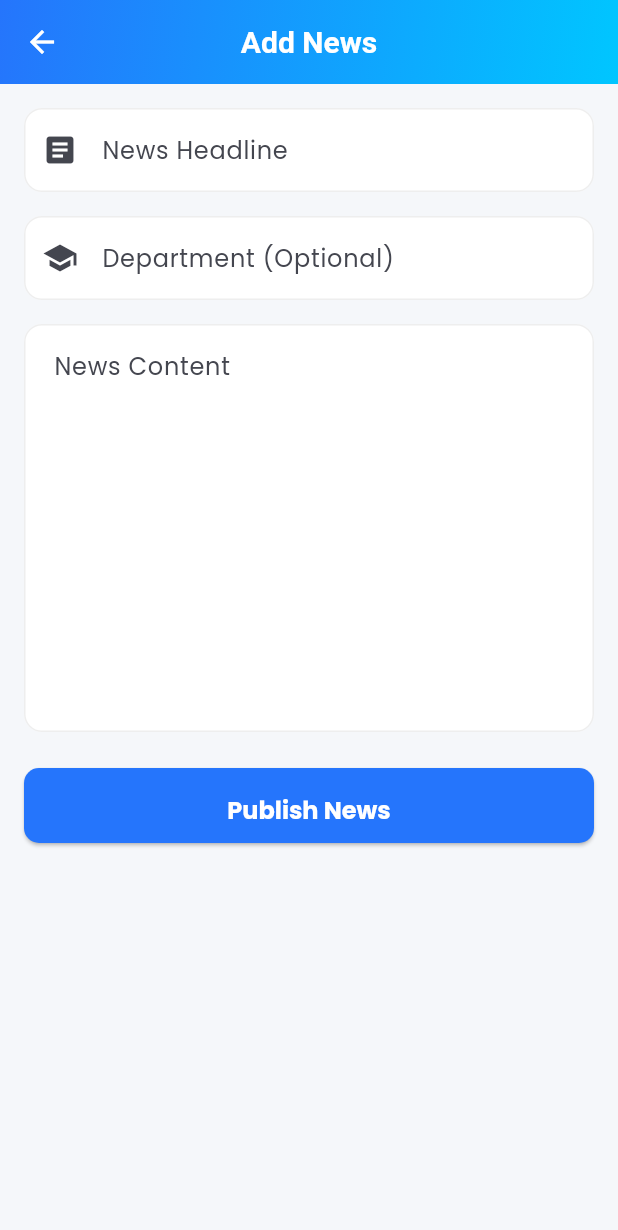
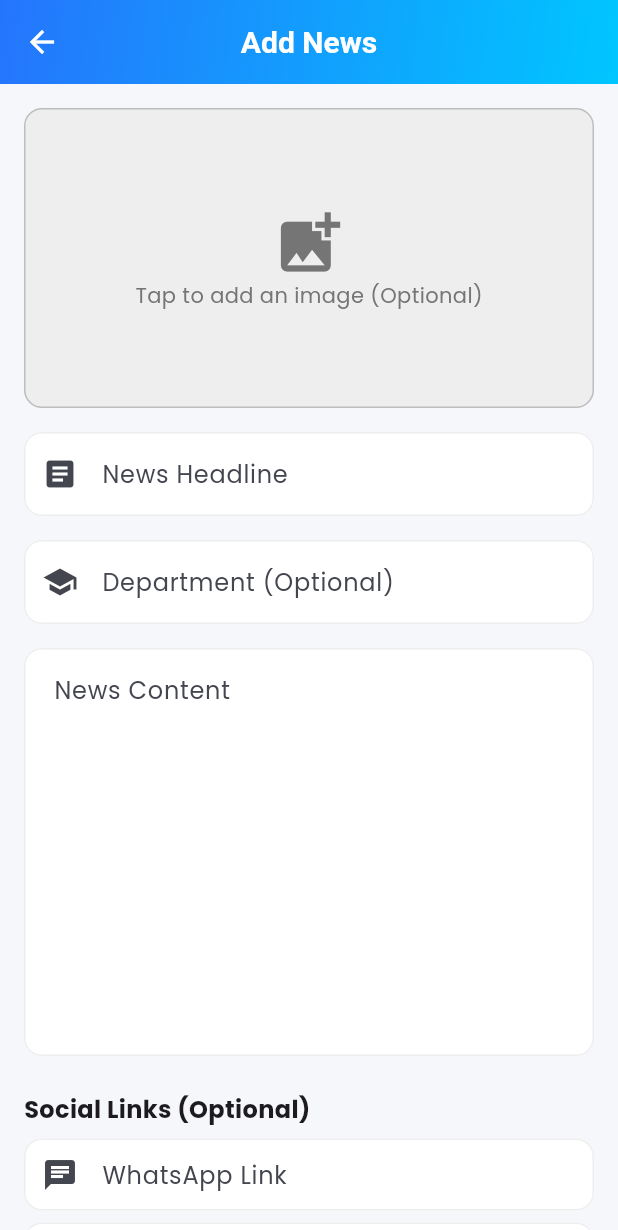
Before and after one commit to JAYASIMMA/ccet_alumini_app, a Flutter app: the AddNewsScreen screen opened directly, on a phone screen of 412 x 824 dp. Shown: the top 1230 px of the screen. Run offline on Flutter 3.47's test engine with Material 3 defaults, Android fonts, the phone set to English and light mode, and no system bars; our stand-ins replace auto_size_text, carousel_slider, file_picker, flutter_local_notifications, flutter_staggered_animations, google_fonts and 6 more; missing offline and left inert: flutter_pdfview; accounts and stored records are empty; network calls fail.

Commit message:
feat: add news screen with form, image upload, and social links functionality

```diff
--- a/lib/screens/secondary/add_news_screen.dart
+++ b/lib/screens/secondary/add_news_screen.dart
@@ -1,6 +1,9 @@
+import 'dart:io';
+
 import 'package:ccet_alumini_app/services/api_service.dart';
 import 'package:ccet_alumini_app/services/auth_service.dart';
 import 'package:flutter/material.dart';
+import 'package:image_picker/image_picker.dart';
 import 'package:quickalert/quickalert.dart';
 
 class AddNewsScreen extends StatefulWidget {
@@ -15,6 +18,14 @@ class _AddNewsScreenState extends State<AddNewsScreen> {
   final _titleController = TextEditingController();
   final _contentController = TextEditingController();
   final _departmentController = TextEditingController();
+
+  // Social Links Controllers
+  final _whatsappController = TextEditingController();
+  final _youtubeController = TextEditingController();
+  final _facebookController = TextEditingController();
+  final _instagramController = TextEditingController();
+
+  File? _imageFile;
   bool _isLoading = false;
 
   @override
@@ -22,7 +33,22 @@ class _AddNewsScreenState extends State<AddNewsScreen> {
     _titleController.dispose();
     _contentController.dispose();
     _departmentController.dispose();
+    _whatsappController.dispose();
+    _youtubeController.dispose();
+    _facebookController.dispose();
+    _instagramController.dispose();
     super.dispose();
+  }
+
+  Future<void> _pickImage() async {
+    final pickedFile = await ImagePicker().pickImage(
+      source: ImageSource.gallery,
+    );
+    if (pickedFile != null) {
+      setState(() {
+        _imageFile = File(pickedFile.path);
+      });
+    }
   }
 
   Future<void> _submitNews() async {
@@ -36,6 +62,22 @@ class _AddNewsScreenState extends State<AddNewsScreen> {
         throw Exception('User not logged in');
       }
 
+      String? imageUrl;
+      if (_imageFile != null) {
+        imageUrl = await ApiService.uploadContentImage(_imageFile!);
+      }
+
+      final links = {
+        if (_whatsappController.text.trim().isNotEmpty)
+          'whatsapp': _whatsappController.text.trim(),
+        if (_youtubeController.text.trim().isNotEmpty)
+          'youtube': _youtubeController.text.trim(),
+        if (_facebookController.text.trim().isNotEmpty)
+          'facebook': _facebookController.text.trim(),
+        if (_instagramController.text.trim().isNotEmpty)
+          'instagram': _instagramController.text.trim(),
+      };
+
       final newsData = {
         'title': _titleController.text.trim(),
         'content': _contentController.text.trim(),
@@ -43,6 +85,8 @@ class _AddNewsScreenState extends State<AddNewsScreen> {
             ? _departmentController.text.trim()
             : 'General',
         'author': currentUser.uid,
+        if (imageUrl != null) 'image': imageUrl,
+        if (links.isNotEmpty) 'links': links,
       };
 
       await ApiService.createNews(newsData);
@@ -99,6 +143,56 @@ class _AddNewsScreenState extends State<AddNewsScreen> {
           child: Column(
             crossAxisAlignment: CrossAxisAlignment.stretch,
             children: [
+              // Image Picker
+              GestureDetector(
+                onTap: _pickImage,
+                child: Container(
+                  height: 200,
+                  decoration: BoxDecoration(
+                    color: Colors.grey.shade200,
+                    borderRadius: BorderRadius.circular(12),
+                    border: Border.all(color: Colors.grey.shade400),
+                    image: _imageFile != null
+                        ? DecorationImage(
+                            image: FileImage(_imageFile!),
+                            fit: BoxFit.cover,
+                          )
+                        : null,
+                  ),
+                  child: _imageFile == null
+                      ? Column(
+                          mainAxisAlignment: MainAxisAlignment.center,
+                          children: [
+                            Icon(
+                              Icons.add_photo_alternate,
+                              size: 50,
+                              color: Colors.grey.shade600,
+                            ),
+                            Text(
+                              'Tap to add an image (Optional)',
+                              style: TextStyle(color: Colors.grey.shade600),
+                            ),
+                          ],
+                        )
+                      : null,
+                ),
+              ),
+              if (_imageFile != null)
+                Padding(
+                  padding: const EdgeInsets.only(top: 8.0),
+                  child: Align(
+                    alignment: Alignment.centerRight,
+                    child: TextButton.icon(
+                      onPressed: () => setState(() => _imageFile = null),
+                      icon: const Icon(Icons.delete, color: Colors.red),
+                      label: const Text(
+                        'Remove Image',
+                        style: TextStyle(color: Colors.red),
+                      ),
+                    ),
+                  ),
+                ),
+              const SizedBox(height: 16),
               TextFormField(
                 controller: _titleController,
                 decoration: const InputDecoration(
@@ -140,6 +234,35 @@ class _AddNewsScreenState extends State<AddNewsScreen> {
                 },
               ),
               const SizedBox(height: 24),
+              const Text(
+                'Social Links (Optional)',
+                style: TextStyle(fontSize: 16, fontWeight: FontWeight.bold),
+              ),
+              const SizedBox(height: 8),
+              _buildSocialField(
+                _whatsappController,
+                'WhatsApp Link',
+                Icons.chat,
+              ),
+              const SizedBox(height: 8),
+              _buildSocialField(
+                _youtubeController,
+                'YouTube Link',
+                Icons.video_library,
+              ),
+              const SizedBox(height: 8),
+              _buildSocialField(
+                _facebookController,
+                'Facebook Link',
+                Icons.facebook,
+              ),
+              const SizedBox(height: 8),
+              _buildSocialField(
+                _instagramController,
+                'Instagram Link',
+                Icons.camera_alt,
+              ),
+              const SizedBox(height: 24),
               SizedBox(
                 height: 50,
                 child: ElevatedButton(
@@ -168,4 +291,20 @@ class _AddNewsScreenState extends State<AddNewsScreen> {
       ),
     );
   }
+
+  Widget _buildSocialField(
+    TextEditingController controller,
+    String label,
+    IconData icon,
+  ) {
+    return TextFormField(
+      controller: controller,
+      decoration: InputDecoration(
+        labelText: label,
+        border: const OutlineInputBorder(),
+        prefixIcon: Icon(icon),
+        contentPadding: const EdgeInsets.symmetric(horizontal: 12, vertical: 8),
+      ),
+    );
+  }
 }
```
